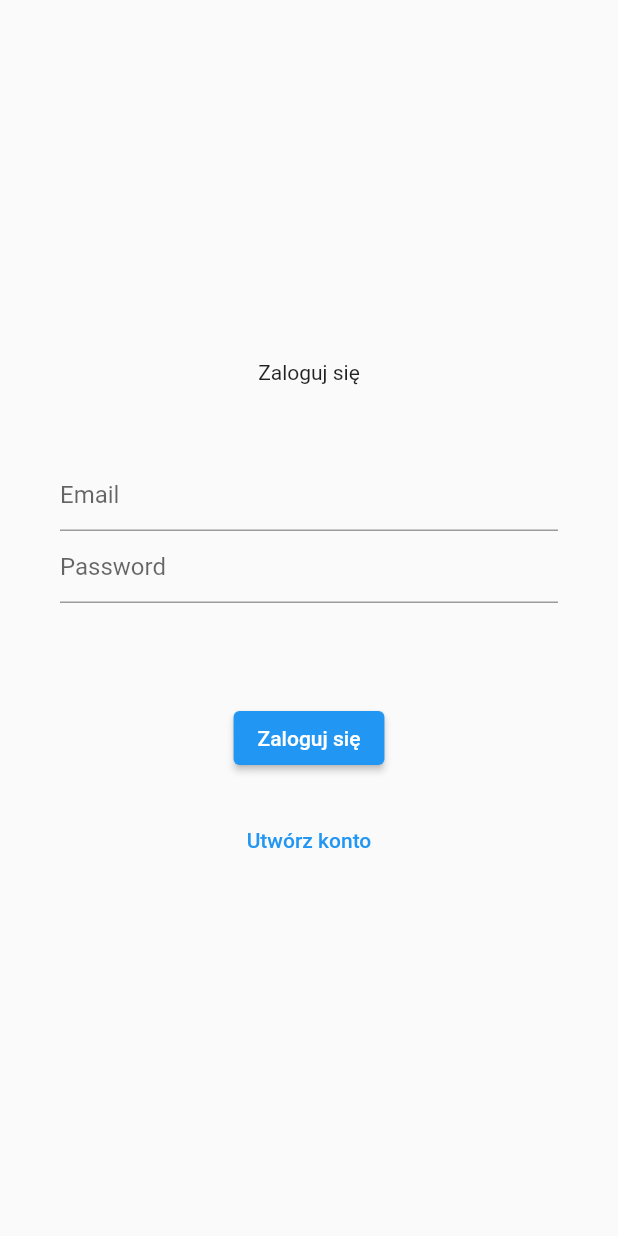
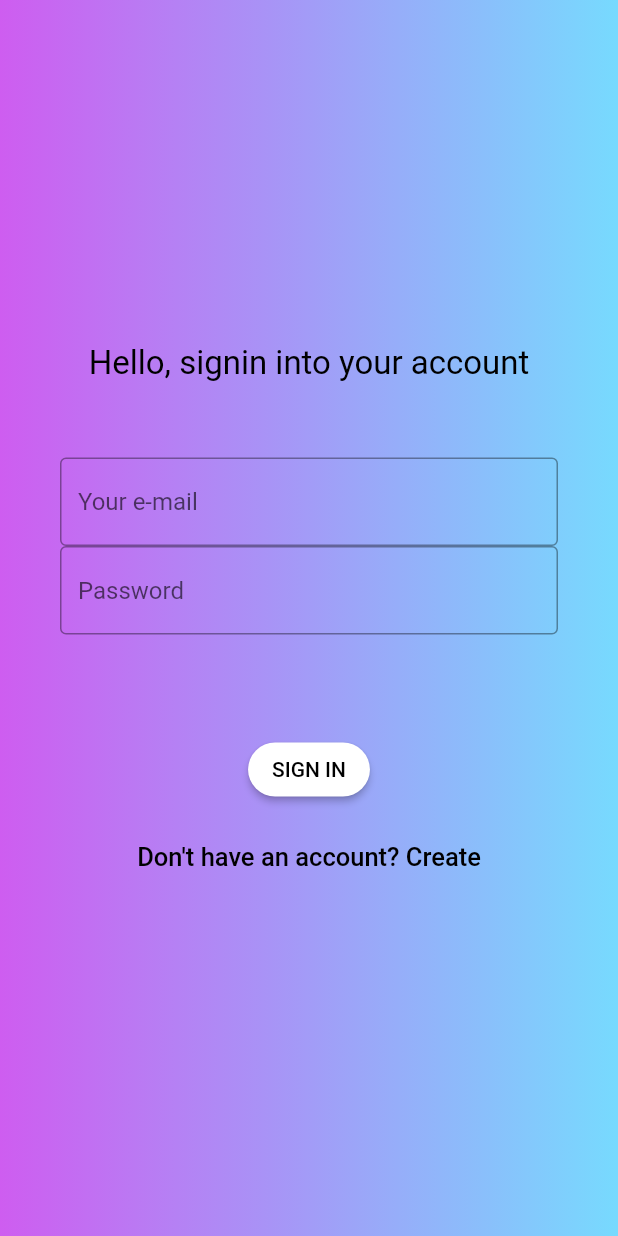
Before and after one commit to michalkrysinski/notemobile, a Flutter app: the screen it shows after launch, on a phone screen of 412 x 824 dp. Run offline on Flutter 3.47's test engine with Material 2 defaults, Android fonts, the phone set to English and light mode, and no system bars; our stand-ins replace animated_text_kit, firebase_auth, firebase_core, google_fonts; accounts and stored records are empty; Roboto replaces fonts that are missing (Alef).

Commit message:
Update all files

```diff
--- a/lib/page/login_page/login_page.dart
+++ b/lib/page/login_page/login_page.dart
@@ -1,5 +1,6 @@
 import 'package:firebase_auth/firebase_auth.dart';
 import 'package:flutter/material.dart';
+import 'package:google_fonts/google_fonts.dart';
 
 class LoginPage extends StatefulWidget {
   LoginPage({
@@ -20,22 +21,45 @@ class _LoginPageState extends State<LoginPage> {
   @override
   Widget build(BuildContext context) {
     return Scaffold(
-        body: Center(
+        body: Container(
+      width: double.infinity,
+      height: double.infinity,
+      decoration: const BoxDecoration(
+        gradient: LinearGradient(
+          colors: [
+            Color.fromARGB(255, 206, 93, 240),
+            Color.fromARGB(255, 119, 218, 254),
+          ],
+        ),
+      ),
+      child: Center(
         child: Padding(
           padding: const EdgeInsets.all(40.0),
           child: Column(
             mainAxisAlignment: MainAxisAlignment.center,
             children: [
-            Text(isCreatingAccount == true ? 'Zarejestruj się' : 'Zaloguj się'),
+              Text(
+                isCreatingAccount == true
+                    ? 'Create account'
+                    : 'Hello, signin into your account',
+                style: GoogleFonts.alef(
+                    fontSize: 22, color: const Color.fromARGB(255, 0, 0, 0)),
+              ),
               const SizedBox(height: 50),
               TextField(
                 controller: widget.emailController,
-              decoration: const InputDecoration(hintText: 'Email'),
+                decoration: const InputDecoration(
+                  border: OutlineInputBorder(),
+                  hintText: 'Your e-mail',
+                ),
               ),
               TextField(
                 controller: widget.passwordController,
                 obscureText: true,
-              decoration: const InputDecoration(hintText: 'Password'),
+                decoration: const InputDecoration(
+                  border: OutlineInputBorder(),
+                  hintText: 'Password',
+                ),
               ),
               const SizedBox(height: 20),
               Text(errorMessage),
@@ -45,7 +69,8 @@ class _LoginPageState extends State<LoginPage> {
                   if (isCreatingAccount == true) {
                     //rejestracja
                     try {
-                    await FirebaseAuth.instance.createUserWithEmailAndPassword(
+                      await FirebaseAuth.instance
+                          .createUserWithEmailAndPassword(
                         email: widget.emailController.text,
                         password: widget.passwordController.text,
                       );
@@ -68,11 +93,16 @@ class _LoginPageState extends State<LoginPage> {
                     }
                   }
                 },
-              child: Text(isCreatingAccount == true
-                  ? 'Zarejestruj się'
-                  : 'Zaloguj się'),
+                child: Text(isCreatingAccount == true ? 'REGISTER' : 'SIGN IN'),
+                style: ElevatedButton.styleFrom(
+                  primary: Colors.white,
+                  onPrimary: Colors.black,
+                  shape: RoundedRectangleBorder(
+                    borderRadius: BorderRadius.circular(25),
                   ),
-            const SizedBox(height: 20),
+                ),
+              ),
+              const SizedBox(height: 10),
               if (isCreatingAccount == false) ...[
                 TextButton(
                   onPressed: () {
@@ -80,7 +110,12 @@ class _LoginPageState extends State<LoginPage> {
                       isCreatingAccount = true;
                     });
                   },
-                child: const Text('Utwórz konto'),
+                  child: Text(
+                    'Don\'t have an account? Create',
+                    style: GoogleFonts.alef(
+                        fontSize: 17,
+                        color: const Color.fromARGB(255, 0, 0, 0)),
+                  ),
                 ),
               ],
               if (isCreatingAccount == true) ...[
@@ -90,12 +125,18 @@ class _LoginPageState extends State<LoginPage> {
                       isCreatingAccount = false;
                     });
                   },
-                child: const Text('Masz już konto? Zaloguj się'),
+                  child: Text(
+                    'Do you have an account? Sign in',
+                    style: GoogleFonts.alef(
+                        fontSize: 17,
+                        color: const Color.fromARGB(255, 0, 0, 0)),
+                  ),
                 ),
               ],
             ],
           ),
         ),
+      ),
     ));
   }
 }
--- a/pubspec.yaml
+++ b/pubspec.yaml
@@ -40,6 +40,7 @@ dependencies:
   animated_splash_screen: ^1.2.0
   firebase_core: ^1.14.0
   firebase_auth: ^3.3.12
+  google_fonts: ^2.3.1
 
 
 dev_dependencies:
```
Also changed, not shown: lib/page/first_page/first_page.dart (+128 -17 lines), lib/page/home_page/home_page.dart (+22 -35 lines), lib/page/my_account_page/my_account_page.dart (added, +33 -0 lines), lib/page/notes_page/notes_page.dart (added, +14 -0 lines), images/Notebook.png (deleted), images/iconnotes2.jpg (added), images/notebook1.jpg (deleted), lib/page/forgot_password_page/forgot_password_page.dart (deleted), lib/page/registration_page/registration_page.dart (deleted), pubspec.lock. Lines whose indentation alone changed are shown as unchanged.
